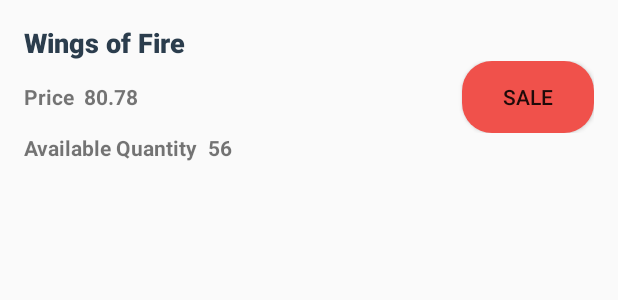
After one commit to VineetPrasadVerma/InventoryApp, an Android app: the layout list_item.xml on its own in the app's theme, with its tools: preview values and no code run, on a phone screen of 412 x 824 dp. The commit adds this screen. Shown: the top 300 px of the screen. Run offline under Robolectric (Android 15) with nearby library versions, the phone set to English and light mode, and no system bars.

Commit message:
Add list item.xml

```diff
--- /dev/null
+++ b/app/src/main/java/com/example/vineetprasadverma/inventoryapp/ProductCursorAdapter.java
@@ -0,0 +1,4 @@
+package com.example.vineetprasadverma.inventoryapp;
+
+public class ProductCursorAdapter {
+}
--- /dev/null
+++ b/app/src/main/res/drawable/my_button.xml
@@ -0,0 +1,5 @@
+<?xml version="1.0" encoding="utf-8"?>
+<shape xmlns:android="http://schemas.android.com/apk/res/android">
+    <solid android:color="@color/orange_color"/>
+    <corners android:radius="20dp"/>
+</shape>
--- /dev/null
+++ b/app/src/main/res/layout/list_item.xml
@@ -0,0 +1,72 @@
+<?xml version="1.0" encoding="utf-8"?>
+<LinearLayout xmlns:android="http://schemas.android.com/apk/res/android"
+    xmlns:tools="http://schemas.android.com/tools"
+    android:layout_width="match_parent"
+    android:layout_height="match_parent"
+    android:orientation="vertical"
+    android:padding="@dimen/sixteen_dp">
+
+    <TextView
+        android:id="@+id/book_name"
+        android:layout_width="wrap_content"
+        android:layout_height="wrap_content"
+        android:fontFamily="sans-serif-medium"
+        android:textAppearance="?android:textAppearanceMedium"
+        android:textColor="@color/blackish"
+        android:textStyle="bold"
+        tools:text="Wings of Fire" />
+
+    <RelativeLayout
+        android:layout_width="match_parent"
+        android:layout_height="wrap_content">
+
+        <TextView
+            android:id="@+id/price_tag"
+            android:layout_width="wrap_content"
+            android:layout_height="wrap_content"
+            android:layout_centerVertical="true"
+            android:text="@string/price_tag"
+            android:textStyle="bold" />
+
+        <TextView
+            android:id="@+id/price"
+            android:layout_width="wrap_content"
+            android:layout_height="wrap_content"
+            android:layout_centerVertical="true"
+            android:layout_toRightOf="@+id/price_tag"
+            android:fontFamily="sans-serif"
+            android:textAppearance="?android:textAppearanceSmall"
+            android:textStyle="bold"
+            tools:text="80.78" />
+
+        <Button
+            android:layout_width="wrap_content"
+            android:layout_height="wrap_content"
+            android:layout_alignParentRight="true"
+            android:background="@drawable/my_button"
+            android:text="@string/sale" />
+    </RelativeLayout>
+
+    <LinearLayout
+        android:layout_width="match_parent"
+        android:layout_height="wrap_content"
+        android:orientation="horizontal">
+
+        <TextView
+            android:id="@+id/quantity_tag"
+            android:layout_width="wrap_content"
+            android:layout_height="wrap_content"
+            android:fontFamily="sans-serif"
+            android:text="@string/available_quantity"
+            android:textStyle="bold" />
+
+        <TextView
+            android:id="@+id/quantity"
+            android:layout_width="wrap_content"
+            android:layout_height="wrap_content"
+            android:fontFamily="sans-serif"
+            android:textStyle="bold"
+            tools:text="56" />
+    </LinearLayout>
+
+</LinearLayout>
--- a/app/src/main/res/values/colors.xml
+++ b/app/src/main/res/values/colors.xml
@@ -3,5 +3,6 @@
     <color name="color_Primary">#2B3D4D</color>
     <color name="color_PrimaryDark">#23303D</color>
     <color name="color_Accent">#10CAC9</color>
-    <color name="overview_text_color">#F0514B</color>
+    <color name="orange_color">#F0514B</color>
+    <color name="blackish">#2B3D4D</color>
 </resources>
--- a/app/src/main/res/values/strings.xml
+++ b/app/src/main/res/values/strings.xml
@@ -13,4 +13,7 @@
     <string name="action_save">save</string>
     <string name="insert_book">Insert Book</string>
     <string name="delete_all_books">Delete All Books</string>
+    <string name="sale">Sale</string>
+    <string name="available_quantity">Available Quantity \u0020</string>
+    <string name="price_tag">Price \u0020</string>
 </resources>
--- a/app/src/main/res/values/styles.xml
+++ b/app/src/main/res/values/styles.xml
@@ -13,7 +13,7 @@
         <item name="android:layout_width">0dp</item>
         <item name="android:layout_weight">1</item>
         <item name="android:paddingTop">16dp</item>
-        <item name="android:textColor">@color/overview_text_color</item>
+        <item name="android:textColor">@color/orange_color</item>
         <item name="android:fontFamily">sans-serif-medium</item>
         <item name="android:textAppearance">?android:textAppearanceMedium</item>
     </style>
```
